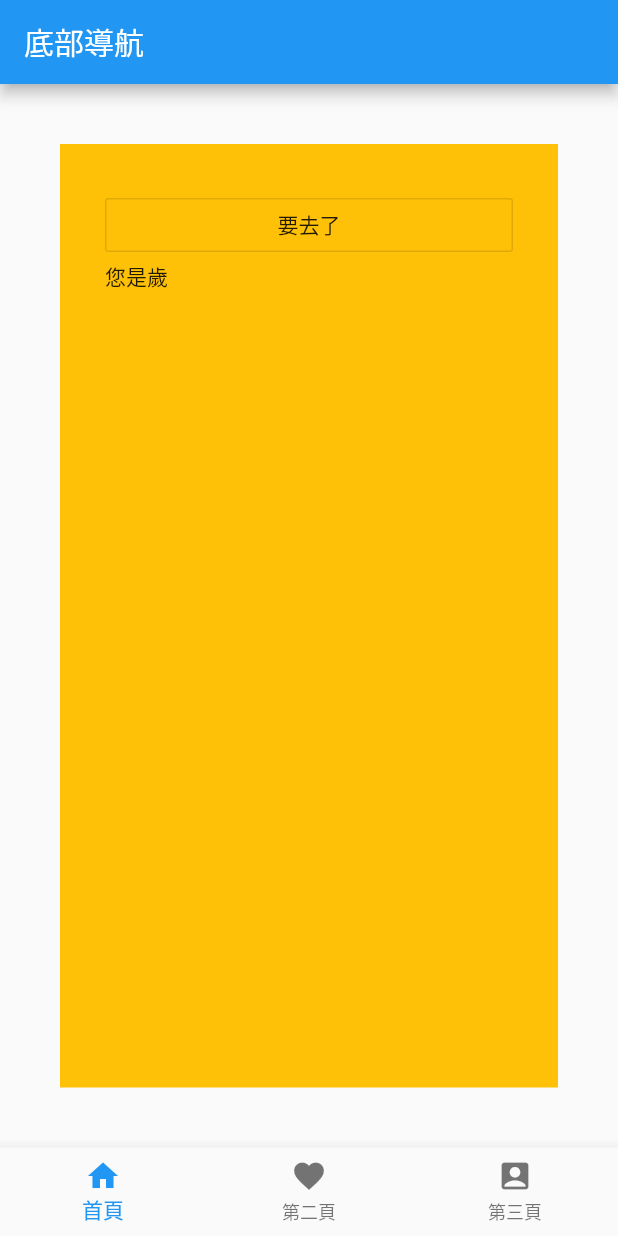
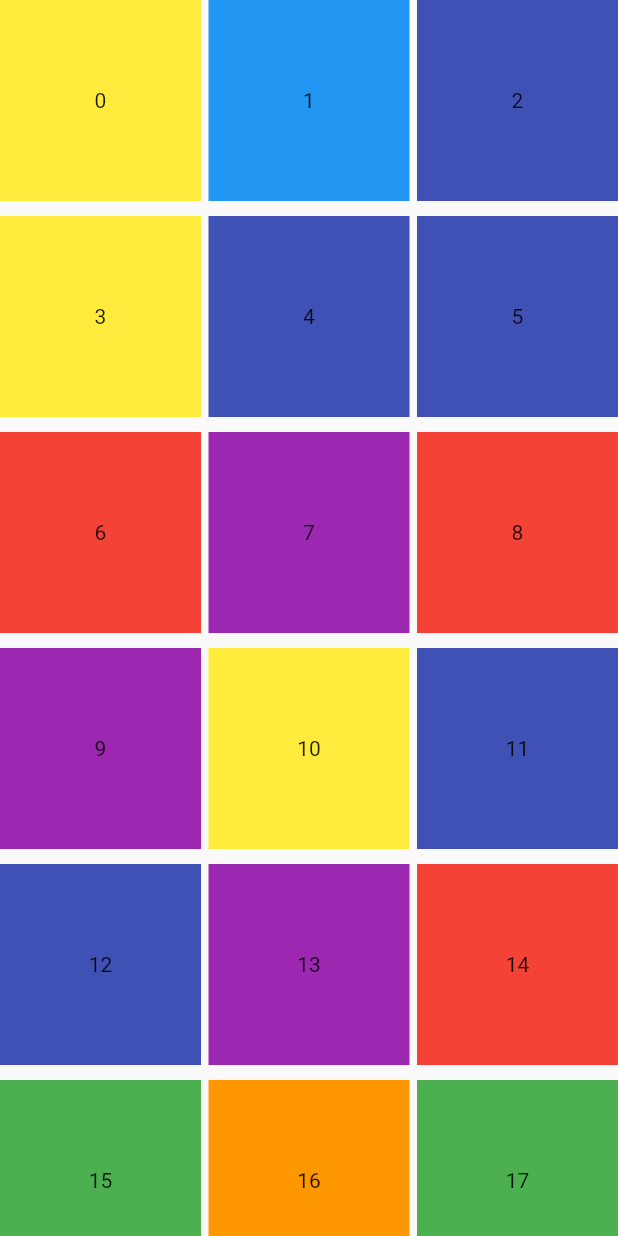
Before and after one commit to mark33699/IDLF, a Flutter app: the screen it shows after launch, on a phone screen of 412 x 824 dp. Run offline on Flutter 3.47's test engine with Material 2 defaults, Android fonts, the phone set to English and light mode, and no system bars.

Commit message:
random color grid

```diff
--- a/idlf/lib/main.dart
+++ b/idlf/lib/main.dart
@@ -1,3 +1,5 @@
+import 'dart:math';
+
 import 'package:flutter/material.dart';
 import 'package:idlf/bottom_navigation_page_2.dart';
 import 'package:idlf/bottom_navigation_page_3.dart';
@@ -6,14 +8,15 @@ import 'package:idlf/home_page.dart';
 void main() {
 //  runApp(MarkApp());
 //  runApp(MyApp());
-  runApp(BottomNavigationApp());
+//  runApp(BottomNavigationApp());
+  runApp(GridApp());
 }
 
 class MarkApp extends StatelessWidget {
   @override
   Widget build(BuildContext context) {
 
-    return new MaterialApp(
+    return MaterialApp(
         home: Scaffold(
             appBar: AppBar(
               title: Text("Hello"),
@@ -27,6 +30,44 @@ class MarkApp extends StatelessWidget {
             print("沒事");
           }),
         )
+    );
+  }
+}
+
+//=================================================
+
+class GridApp extends StatelessWidget {
+
+  Random random = new Random();
+
+  final colors = [
+    Colors.red,
+    Colors.orange,
+    Colors.yellow,
+    Colors.green,
+    Colors.blue,
+    Colors.indigo,
+    Colors.purple,
+  ];
+
+  @override
+  Widget build(BuildContext context) {
+
+    return MaterialApp(
+      home: Scaffold(
+        body: GridView.count(
+          mainAxisSpacing: 10,
+          crossAxisSpacing: 5,
+          crossAxisCount: 3,
+          children: List.generate(100, (index) =>
+              Container(
+                alignment: Alignment.center,
+                  child: Text("$index"),
+                  color: colors[random.nextInt(7)]
+              )
+          ),
+        )
+      )
     );
   }
 }
```
